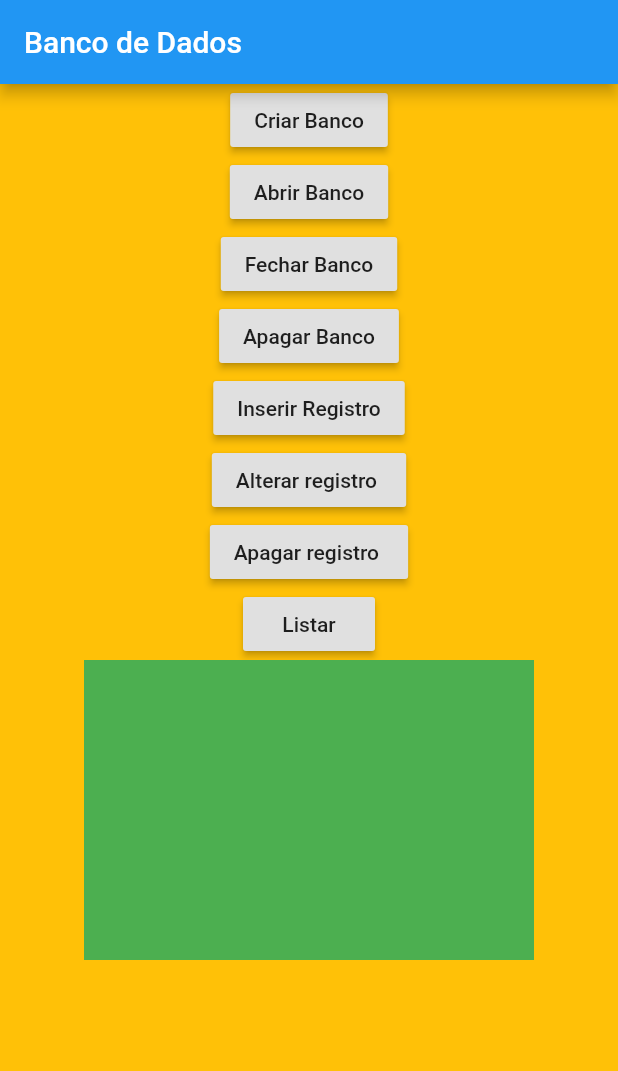
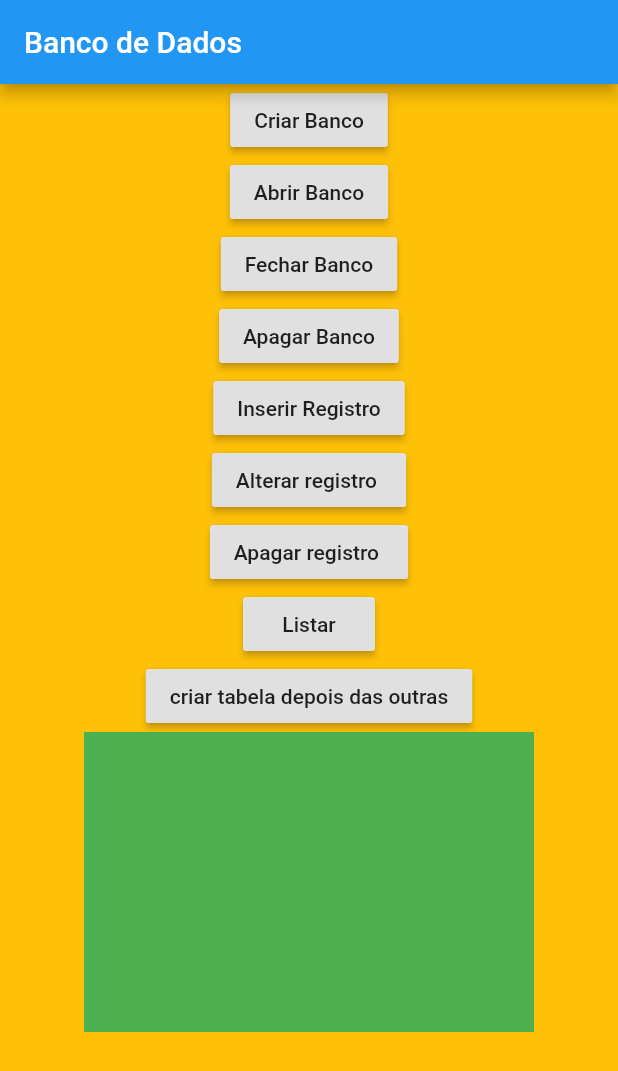
Before and after one commit to rmassariol/BancoDados, a Flutter app: the screen it shows after launch, after a tap on "Listar", on a phone screen of 412 x 824 dp. Shown: the top 1071 px of the screen. Run offline on Flutter 3.47's test engine with Material 2 defaults, Android fonts, the phone set to English and light mode, and no system bars; our stand-ins replace sqflite; accounts and stored records are empty.

Commit message:
tabela 3

```diff
--- a/BancoDados/bancodados/lib/main.dart
+++ b/BancoDados/bancodados/lib/main.dart
@@ -113,6 +113,10 @@ class _TesteBdState extends State<TesteBd> {
                 int id2 = await txn.rawInsert(
                     'INSERT INTO teste2( nome) VALUES ("TESTE DE NOME")');
                 print('teste 2 Registro: ' + id2.toString());
+
+                int id3 = await txn.rawInsert(
+                    'INSERT INTO teste3 ( nome) VALUES ("TESTE DE NOME")');
+                print('teste 2 Registro: ' + id3.toString());
               });
             },
           ),
@@ -143,6 +147,12 @@ class _TesteBdState extends State<TesteBd> {
                   });
                 });
               }),
+          RaisedButton(
+              child: Text('criar tabela depois das outras'),
+              onPressed: () async {
+                await database.execute(
+                    'CREATE TABLE if not exists teste3 (codigo INTEGER PRIMARY KEY AUTOINCREMENT, nome TEXT)');
+              }),
           Container(
             color: Colors.green,
             width: 300,
@@ -166,7 +176,7 @@ class _TesteBdState extends State<TesteBd> {
   Future<List> listaTabela() async {
     // Get the records
 
-    var lista = await database.rawQuery('SELECT * FROM teste2');
+    var lista = await database.rawQuery('SELECT * FROM teste3');
     return lista.toList();
   }
 }
```
